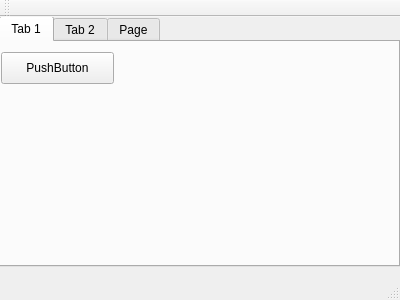
Old version of the form SoftwareSecurityCourseDesign/SoftwareSecurityCourseDesign/mainwindow.ui in the repository yilinfang/SoftwareSecurityCourseDesign.
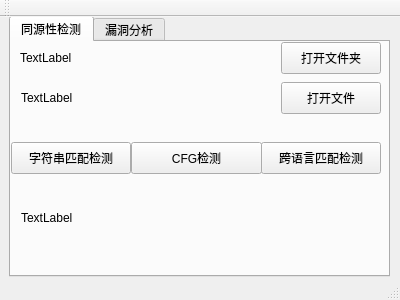
New version of the form.

Patch:
```diff
--- a/SoftwareSecurityCourseDesign/SoftwareSecurityCourseDesign/mainwindow.ui
+++ b/SoftwareSecurityCourseDesign/SoftwareSecurityCourseDesign/mainwindow.ui
@@ -10,6 +10,18 @@
     <height>300</height>
    </rect>
   </property>
+  <property name="minimumSize">
+   <size>
+    <width>400</width>
+    <height>300</height>
+   </size>
+  </property>
+  <property name="maximumSize">
+   <size>
+    <width>400</width>
+    <height>300</height>
+   </size>
+  </property>
   <property name="windowTitle">
    <string>MainWindow</string>
   </property>
@@ -17,10 +29,10 @@
    <widget class="QTabWidget" name="tabWidget">
     <property name="geometry">
      <rect>
-      <x>-1</x>
+      <x>9</x>
       <y>-1</y>
-      <width>401</width>
-      <height>251</height>
+      <width>381</width>
+      <height>261</height>
      </rect>
     </property>
     <property name="currentIndex">
@@ -28,30 +40,116 @@
     </property>
     <widget class="QWidget" name="tab">
      <attribute name="title">
-      <string>Tab 1</string>
+      <string>同源性检测</string>
      </attribute>
      <widget class="QPushButton" name="pushButton">
       <property name="geometry">
        <rect>
+        <x>270</x>
+        <y>40</y>
+        <width>100</width>
+        <height>32</height>
+       </rect>
+      </property>
+      <property name="text">
+       <string>打开文件</string>
+      </property>
+     </widget>
+     <widget class="QLabel" name="label_dirPath_tab1">
+      <property name="geometry">
+       <rect>
+        <x>9</x>
+        <y>0</y>
+        <width>260</width>
+        <height>32</height>
+       </rect>
+      </property>
+      <property name="text">
+       <string>TextLabel</string>
+      </property>
+     </widget>
+     <widget class="QLabel" name="label_filePath_tab1">
+      <property name="geometry">
+       <rect>
+        <x>10</x>
+        <y>40</y>
+        <width>260</width>
+        <height>32</height>
+       </rect>
+      </property>
+      <property name="text">
+       <string>TextLabel</string>
+      </property>
+     </widget>
+     <widget class="QPushButton" name="pushButton_getFilePath_tab1">
+      <property name="geometry">
+       <rect>
+        <x>270</x>
+        <y>0</y>
+        <width>100</width>
+        <height>32</height>
+       </rect>
+      </property>
+      <property name="text">
+       <string>打开文件夹</string>
+      </property>
+     </widget>
+     <widget class="QPushButton" name="pushButton_sourceDetecter_string">
+      <property name="geometry">
+       <rect>
         <x>0</x>
-        <y>10</y>
-        <width>113</width>
+        <y>100</y>
+        <width>120</width>
         <height>32</height>
        </rect>
       </property>
       <property name="text">
-       <string>PushButton</string>
+       <string>字符串匹配检测</string>
+      </property>
+     </widget>
+     <widget class="QPushButton" name="pushButton_sourceDetect_cfg">
+      <property name="geometry">
+       <rect>
+        <x>120</x>
+        <y>100</y>
+        <width>131</width>
+        <height>32</height>
+       </rect>
+      </property>
+      <property name="text">
+       <string>CFG检测</string>
+      </property>
+     </widget>
+     <widget class="QPushButton" name="pushButton_sourceDetect_crossfile">
+      <property name="geometry">
+       <rect>
+        <x>250</x>
+        <y>100</y>
+        <width>120</width>
+        <height>32</height>
+       </rect>
+      </property>
+      <property name="text">
+       <string>跨语言匹配检测</string>
+      </property>
+     </widget>
+     <widget class="QLabel" name="label_output_tab1">
+      <property name="geometry">
+       <rect>
+        <x>10</x>
+        <y>140</y>
+        <width>351</width>
+        <height>71</height>
+       </rect>
+      </property>
+      <property name="text">
+       <string>TextLabel</string>
       </property>
      </widget>
     </widget>
     <widget class="QWidget" name="tab_2">
      <attribute name="title">
-      <string>Tab 2</string>
-     </attribute>
-    </widget>
-    <widget class="QWidget" name="tab_3">
-     <attribute name="title">
-      <string>Page</string>
+      <string>漏洞分析</string>
      </attribute>
     </widget>
    </widget>
```
Left out of the diff: 14 changed lines with no effect on the pictures.
